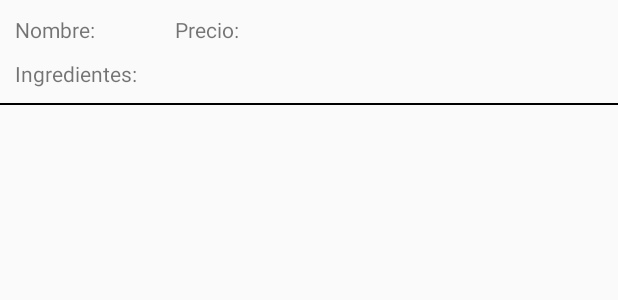
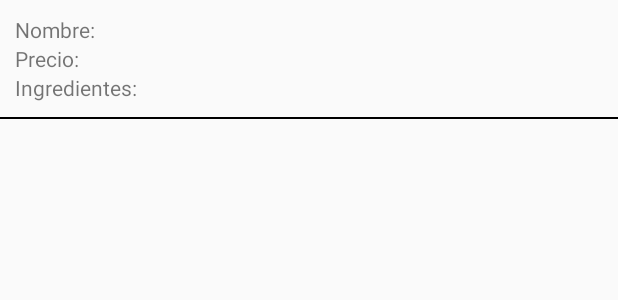
Before and after one commit to jessicahernandezjhv/testing_new_features, an Android app: the layout plato_item.xml on its own in the app's theme, with its tools: preview values and no code run, on a phone screen of 412 x 824 dp. Shown: the top 300 px of the screen. Run offline under Robolectric (Android 15) with nearby library versions, the phone set to English and light mode, and no system bars.

Commit message:
Redesign dishes item view

```diff
--- a/app/src/main/java/jessicahernandez/damm8/com/testing_new_features/FragmentPlatos.java
+++ b/app/src/main/java/jessicahernandez/damm8/com/testing_new_features/FragmentPlatos.java
@@ -11,6 +11,7 @@ import android.util.Log;
 import android.view.LayoutInflater;
 import android.view.View;
 import android.view.ViewGroup;
+import android.widget.ProgressBar;
 
 import org.json.JSONArray;
 import org.json.JSONObject;
@@ -42,6 +43,7 @@ public class FragmentPlatos extends Fragment {
     private OnFragmentInteractionListener mListener;
 
     ArrayList<PlatosModel> listaPlatos;
+    ProgressBar spinner;
     RecyclerView recyclerPlatos;
     PlatosAdapter adapter;
 
@@ -80,6 +82,8 @@ public class FragmentPlatos extends Fragment {
     public View onCreateView(LayoutInflater inflater, ViewGroup container, Bundle savedInstanceState) {
         // Inflate the layout for this fragment
         View view = inflater.inflate(R.layout.fragment_platos, container, false);
+        spinner = (ProgressBar) view.findViewById(R.id.progressBar2);
+        spinner.setVisibility(View.VISIBLE);
 
         listaPlatos = new ArrayList<>();
         HiloAPI hilo = new HiloAPI();
@@ -215,6 +219,7 @@ public class FragmentPlatos extends Fragment {
                 e.printStackTrace();
             }
 
+            spinner.setVisibility(View.GONE);
             adapter.notifyDataSetChanged();
 
         }
--- a/app/src/main/res/layout/plato_item.xml
+++ b/app/src/main/res/layout/plato_item.xml
@@ -5,26 +5,22 @@
     android:layout_height="match_parent"
     android:orientation="vertical">
 
-    <LinearLayout
-        android:layout_width="wrap_content"
-        android:layout_height="wrap_content"
-        android:layout_margin="10dp"
-        android:orientation="horizontal">
-
         <TextView
                 android:id="@+id/nombrePlatoID"
-                android:layout_width="wrap_content"
+                android:layout_width="match_parent"
                 android:layout_height="wrap_content"
-                android:layout_marginRight="50dp"
+                android:layout_marginTop="10dp"
+                android:layout_marginLeft="10dp"
+                android:layout_marginRight="10dp"
                 android:text="Nombre: " />
 
         <TextView
             android:id="@+id/precioPlatoID"
-            android:layout_width="wrap_content"
+            android:layout_width="match_parent"
             android:layout_height="wrap_content"
+            android:layout_marginLeft="10dp"
+            android:layout_marginRight="10dp"
             android:text="Precio: " />
-
-        </LinearLayout>
 
     <TextView
         android:id="@+id/ingredientesPlatoID"
@@ -40,4 +36,5 @@
         android:layout_marginTop="10dp"
         android:layout_marginBottom="10dp"
         android:background="@android:color/black"/>
+
 </LinearLayout>
```
Also changed, not shown: app/src/main/res/layout/fragment_platos.xml (+11 -1 lines).
